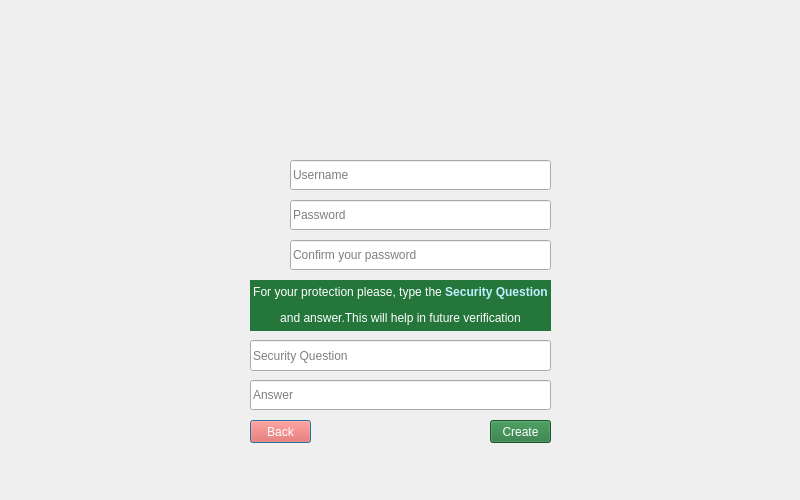
kazimierczak-robert/LeonCam, file LeonCam/NewProfile.ui: the form before one commit.
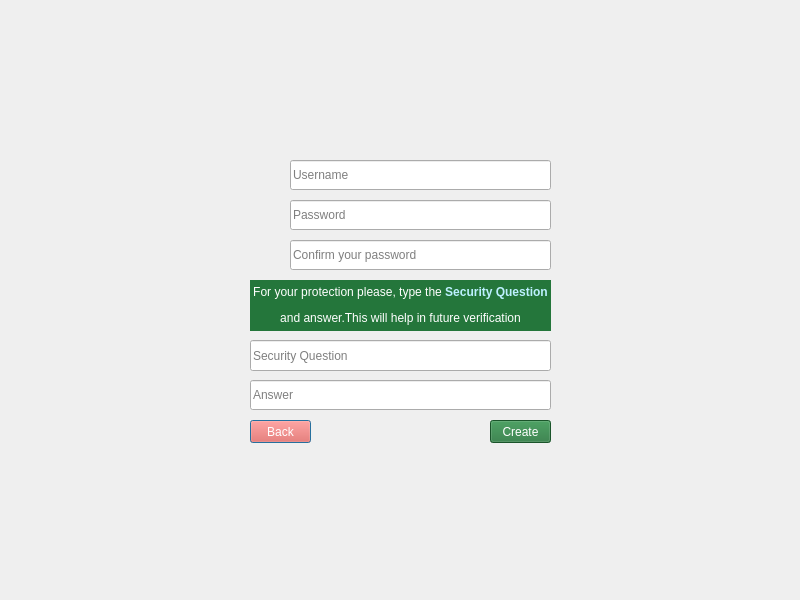
The form after the commit. Icons and pictures are not drawn.

```diff
--- a/LeonCam/NewProfile.ui
+++ b/LeonCam/NewProfile.ui
@@ -10,19 +10,19 @@
     <x>0</x>
     <y>0</y>
     <width>800</width>
-    <height>500</height>
+    <height>600</height>
    </rect>
   </property>
   <property name="minimumSize">
    <size>
     <width>800</width>
-    <height>500</height>
+    <height>600</height>
    </size>
   </property>
   <property name="maximumSize">
    <size>
     <width>800</width>
-    <height>500</height>
+    <height>600</height>
    </size>
   </property>
   <property name="windowTitle">
```
